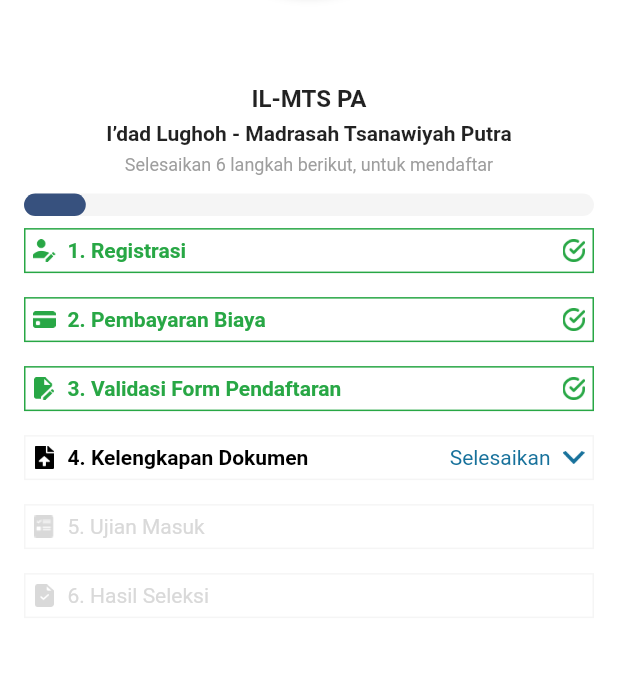
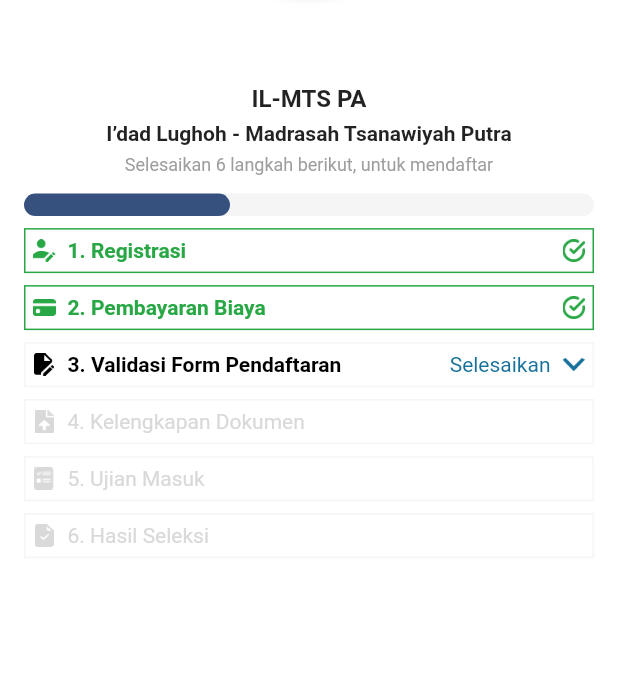
Before and after one commit to khaqim/belajar-flutter-af, a Flutter app: the screen it shows after launch, on a phone screen of 412 x 824 dp, the part 497-1174 px from its top. Run offline on Flutter 3.47's test engine with Material 2 defaults, Android fonts, the light colour scheme and no system bars.

Commit message:
improve code set progress by number index

```diff
--- /dev/null
+++ b/lib/home/home_menu.dart
@@ -0,0 +1,9 @@
+enum HomeStatus { done, current, disable }
+
+class HomeMenu {
+  final String icon;
+  final String title;
+  HomeStatus status; // done , current, disable
+
+  HomeMenu(this.icon, this.title, [this.status = HomeStatus.disable]);
+}
--- /dev/null
+++ b/lib/home/menu_ui.dart
@@ -0,0 +1,68 @@
+import 'package:flutter/material.dart';
+import 'package:tugas_1/home/home_menu.dart';
+
+class MenuUI extends StatelessWidget {
+  final HomeMenu menu;
+
+  const MenuUI({Key? key, required this.menu}) : super(key: key);
+
+  @override
+  Widget build(BuildContext context) {
+    Color borderColor = const Color(0xffF5F5F5);
+    Color textColor = const Color(0xffD9D9D9);
+    Widget statusUI = Container();
+
+    if (menu.status == HomeStatus.done) {
+      borderColor = const Color(0xff28A745);
+      textColor = const Color(0xff28A745);
+      statusUI = Image.asset('assets/icons/icon7.png', height: 15, width: 15);
+    } else if (menu.status == HomeStatus.current) {
+      textColor = Colors.black;
+      statusUI = GestureDetector(
+        onTap: () {
+          debugPrint("Tombol selesaikan di tekan");
+        },
+        child: Row(
+          children: [
+            const Padding(
+              padding: EdgeInsets.only(right: 8.0),
+              child: Text('Selesaikan',
+                  style: TextStyle(color: Color(0xff17719B))),
+            ),
+            Image.asset('assets/icons/icon8.png', height: 15, width: 15),
+          ],
+        ),
+      );
+    }
+
+    return Container(
+      padding: const EdgeInsets.only(left: 5, right: 5),
+      margin: const EdgeInsets.only(top: 8),
+      height: 30,
+      width: MediaQuery.of(context).size.width,
+      decoration: BoxDecoration(border: Border.all(color: borderColor)),
+      child: Row(
+        mainAxisAlignment: MainAxisAlignment.start,
+        children: [
+          Image.asset('assets/icons/${menu.icon}',
+              height: 15, width: 15, color: textColor),
+          Expanded(
+            child: Padding(
+              padding: const EdgeInsets.only(left: 8.0),
+              child: Text(
+                menu.title,
+                style: TextStyle(
+                  color: textColor,
+                  fontWeight: menu.status == HomeStatus.disable
+                      ? FontWeight.normal
+                      : FontWeight.bold,
+                ),
+              ),
+            ),
+          ),
+          statusUI,
+        ],
+      ),
+    );
+  }
+}
--- a/lib/home/redesign_home_page.dart
+++ b/lib/home/redesign_home_page.dart
@@ -1,19 +1,22 @@
 import 'package:flutter/material.dart';
+import 'package:tugas_1/home/menu_ui.dart';
+
+import 'home_menu.dart';
+
+/*
+-> Progres maksimal = 6 = size.width ambil dari mediaqueery
+-> size width maksimal / 6 = width untuk masing2 menu
+
+1 ambil panjang maksimal
+size width di bagi 6  = masing2 menu
+kemudian di kalikan sesuai nomer menunya untuk dapat progressnya.
+ */
 
 class RedesignHomePage extends StatelessWidget {
   final int activeMenuNumber;
 
   const RedesignHomePage({Key? key, required this.activeMenuNumber})
       : super(key: key);
-
-  /*
-      var number = [6, 7, 8, 9]
-  *   var data = [1, 2, 3, 4 ,5, ...number]
-  *
-  *
-  *
-  *
-  * */
 
   List<HomeMenu> _menus() {
     var data = [
@@ -27,7 +30,7 @@ class RedesignHomePage extends StatelessWidget {
 
     var result = data.map((e) {
       int position = data.indexOf(e) + 1;
-      if (position < activeMenuNumber) {
+      if (activeMenuNumber == 0 || position < activeMenuNumber) {
         e.status = HomeStatus.done;
       } else if (position == activeMenuNumber) {
         e.status = HomeStatus.current;
@@ -39,9 +42,7 @@ class RedesignHomePage extends StatelessWidget {
   }
 
   List<Widget> _menuWidget(BuildContext context) {
-    return _menus().map((e) {
-      return _menu(context, menu: e);
-    }).toList();
+    return _menus().map((e) => MenuUI(menu: e)).toList();
   }
 
   @override
@@ -61,7 +62,6 @@ class RedesignHomePage extends StatelessWidget {
         actions: [IconButton(onPressed: () {}, icon: const Icon(Icons.person))],
       ),
       body: SizedBox(
-        // color: Color(0xff37517E),
         width: double.infinity,
         height: MediaQuery.of(context).size.height,
         child: Stack(
@@ -98,7 +98,6 @@ class RedesignHomePage extends StatelessWidget {
               alignment: Alignment.bottomCenter,
               child: Container(
                 padding: const EdgeInsets.only(top: 96, right: 16, left: 16),
-                // color: Colors.red,
                 width: double.infinity,
                 height: MediaQuery.of(context).size.height * 0.65,
                 decoration: const BoxDecoration(
@@ -133,62 +132,23 @@ class RedesignHomePage extends StatelessWidget {
                       textAlign: TextAlign.center,
                     ),
                   ),
-                  Stack(
-                    children: [
-                      Container(
-                        margin: const EdgeInsets.only(top: 9),
-                        decoration: BoxDecoration(
-                            color: const Color(0xffF5F5F5),
-                            borderRadius: BorderRadius.circular(20)),
-                        height: 15,
-                        width: MediaQuery.of(context).size.width,
-                        // color: Color(0xffF5F5F5),
-                      ),
-                      Container(
-                          margin: const EdgeInsets.only(top: 9),
-                          decoration: BoxDecoration(
-                              color: const Color(0xff37517E),
-                              borderRadius: BorderRadius.circular(50)),
-                          height: 15,
-                          width: MediaQuery.of(context).size.width * 0.1)
-                    ],
-                  ),
+                  _progressUI(context),
                   ..._menuWidget(context),
-                  // ..._menus().map((e) => _menu(context, menu: e)).toList(),
-                  /*
-                  _menu(
-                    context,
-                    menu: HomeMenu('icon6.png', '1. Registrasi', 'done'),
-                  ),
-                  _menu(
-                    context,
-                    menu:
-                        HomeMenu('icon1.png', '2. Pembayaran Biaya', 'current'),
-                  ),
-                  _menu(
-                    context,
-                    menu: HomeMenu('icon2.png', '3. Validasi Form Pendaftaran'),
-                  ),
-                  _menu(
-                    context,
-                    menu: HomeMenu('icon3.png', '4. Kelengkapan Dokumen'),
-                  ),
-                  _menu(
-                    context,
-                    menu: HomeMenu('icon4.png', '5. Ujian Masuk'),
-                  ),
-                  _menu(
-                    context,
-                    menu: HomeMenu('icon5.png', '6. Hasil Seleksi'),
-                  ),*/
                 ]),
               ),
             ),
-            Align(
+            _logoUI(context),
+          ],
+        ),
+      ),
+    );
+  }
+
+  _logoUI(BuildContext context) {
+    return Align(
       alignment: Alignment.topCenter,
       child: Container(
-                margin: EdgeInsets.only(
-                    top: MediaQuery.of(context).size.height * 0.14),
+        margin: EdgeInsets.only(top: MediaQuery.of(context).size.height * 0.14),
         // color: Colors.red,
         width: 150,
         height: 150,
@@ -209,79 +169,38 @@ class RedesignHomePage extends StatelessWidget {
           height: 10,
         ),
       ),
-            ),
-          ],
-        ),
-      ),
     );
   }
 
-  Widget _menu(BuildContext context, {required HomeMenu menu}) {
-    Color borderColor = const Color(0xffF5F5F5);
-    Color textColor = const Color(0xffD9D9D9);
-    Widget statusUI = Container();
+  _progressUI(BuildContext context) {
+    double width = MediaQuery.of(context).size.width;
+    double percentage = width / 6;
+    double progressWidth = percentage;
 
-    if (menu.status == HomeStatus.done) {
-      borderColor = const Color(0xff28A745);
-      textColor = const Color(0xff28A745);
-      statusUI = Image.asset('assets/icons/icon7.png', height: 15, width: 15);
-    } else if (menu.status == HomeStatus.current) {
-      textColor = Colors.black;
-      statusUI = GestureDetector(
-        onTap: () {
-          debugPrint("Tombol selesaikan di tekan");
-        },
-        child: Row(
-          children: [
-            const Padding(
-              padding: EdgeInsets.only(right: 8.0),
-              child: Text('Selesaikan',
-                  style: TextStyle(color: Color(0xff17719B))),
-            ),
-            Image.asset('assets/icons/icon8.png', height: 15, width: 15),
-          ],
-        ),
-      );
+    if (activeMenuNumber == 0) {
+      progressWidth = width;
+    } else if (activeMenuNumber > 2) {
+      progressWidth = percentage * (activeMenuNumber - 1);
     }
 
-    return Container(
-      padding: const EdgeInsets.only(left: 5, right: 5),
-      margin: const EdgeInsets.only(top: 8, bottom: 8),
-      height: 30,
-      width: MediaQuery.of(context).size.width,
-      decoration: BoxDecoration(border: Border.all(color: borderColor)),
-      child: Row(
-        mainAxisAlignment: MainAxisAlignment.start,
+    return Stack(
       children: [
-          Image.asset('assets/icons/${menu.icon}',
-              height: 15, width: 15, color: textColor),
-          Expanded(
-            child: Padding(
-              padding: const EdgeInsets.only(left: 8.0),
-              child: Text(
-                menu.title,
-                style: TextStyle(
-                  color: textColor,
-                  fontWeight: menu.status == HomeStatus.disable
-                      ? FontWeight.normal
-                      : FontWeight.bold,
+        Container(
+          margin: const EdgeInsets.only(top: 9),
+          decoration: BoxDecoration(
+              color: const Color(0xffF5F5F5),
+              borderRadius: BorderRadius.circular(20)),
+          height: 15,
+          width: width,
         ),
-              ),
-            ),
-          ),
-          statusUI,
+        Container(
+            margin: const EdgeInsets.only(top: 9),
+            decoration: BoxDecoration(
+                color: const Color(0xff37517E),
+                borderRadius: BorderRadius.circular(50)),
+            height: 15,
+            width: progressWidth)
       ],
-      ),
     );
   }
 }
-
-enum HomeStatus { done, current, disable }
-
-class HomeMenu {
-  final String icon;
-  final String title;
-  HomeStatus status; // done , current, disable
-
-  HomeMenu(this.icon, this.title, [this.status = HomeStatus.disable]);
-}
--- a/lib/main.dart
+++ b/lib/main.dart
@@ -1,8 +1,5 @@
 import 'package:flutter/material.dart';
 import 'package:tugas_1/home/redesign_home_page.dart';
-import 'package:tugas_1/payment_page.dart';
-import 'package:tugas_1/payment_page_new.dart';
-import 'package:tugas_1/stack_page.dart';
 
 void main() {
   runApp(const MyApp());
@@ -14,7 +11,7 @@ class MyApp extends StatelessWidget {
   @override
   Widget build(BuildContext context) {
     return const MaterialApp(
-      home: RedesignHomePage(activeMenuNumber: 4),
+      home: RedesignHomePage(activeMenuNumber: 3),
     );
   }
 }
```
Lines whose indentation alone changed are shown as unchanged.
